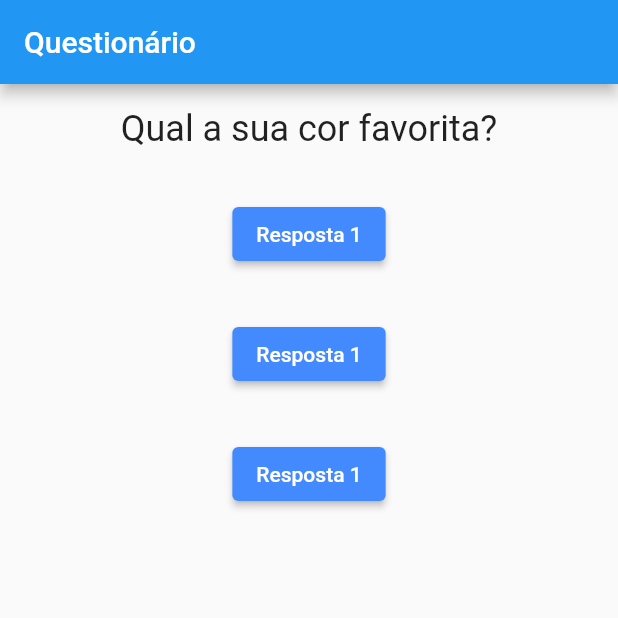
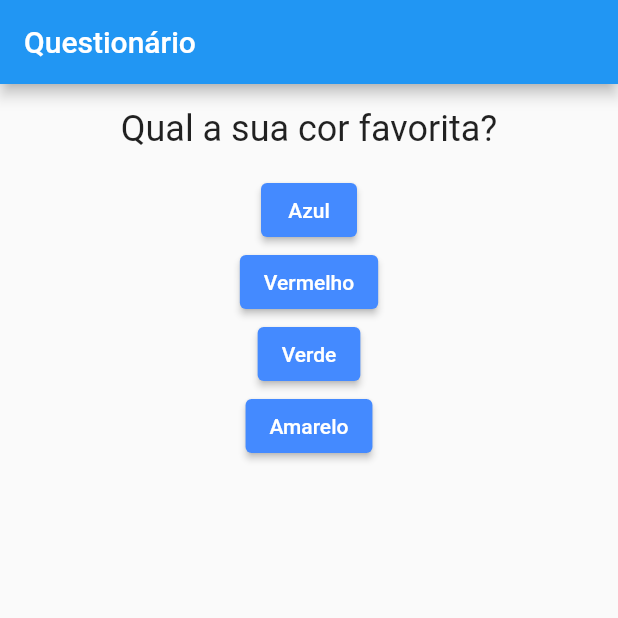
Before and after one commit to silveiraluisf/projeto_flutter_treino_4, a Flutter app: the screen it shows after launch, on a phone screen of 412 x 824 dp, the top half of it. Run offline on Flutter 3.47's test engine with Material 2 defaults, Android fonts, the phone set to English and light mode, and no system bars.

Commit message:
atualização das repostas funcionando

```diff
--- a/lib/answer.dart
+++ b/lib/answer.dart
@@ -1,8 +1,10 @@
 import 'package:flutter/material.dart';
 
 class Answer extends StatelessWidget {
-  final Function selectHandler;
-  Answer(this.selectHandler);
+  final VoidCallback selectHandler;
+  final String answerText;
+
+  Answer(this.selectHandler, this.answerText);
 
   @override
   Widget build(BuildContext context) {
@@ -11,7 +13,7 @@ class Answer extends StatelessWidget {
         backgroundColor: MaterialStateProperty.all(Colors.blueAccent),
       ),
       onPressed: selectHandler,
-      child: Text('Resposta 1'),
+      child: Text(answerText),
     );
   }
 }
--- a/lib/main.dart
+++ b/lib/main.dart
@@ -28,7 +28,7 @@ class _MyAppState extends State<MyApp> {
       },
       {
         'questionText': 'Qual o seu animal favorito?',
-        'answers': ['Azul', 'Vermelho', 'Verde', 'Amarelo'],
+        'answers': ['Tigre', 'Capivara', 'Unicórnio', 'Passarinho'],
       },
       {
         'questionText': 'Qual o seu carro favorito?',
@@ -44,21 +44,17 @@ class _MyAppState extends State<MyApp> {
         ),
         body: Center(
           child: Column(
-            crossAxisAlignment: CrossAxisAlignment.center,
             children: [
               Padding(
                 padding: const EdgeInsets.all(16.0),
-                child: Question(questions[_questionIndex]['questionText']),
+                child: Question(
+                  questions[_questionIndex]['questionText'],
+                ),
               ),
-              Padding(
-                  padding: const EdgeInsets.all(16.0),
-                  child: Answer(_answerQuestion)),
-              Padding(
-                  padding: const EdgeInsets.all(16.0),
-                  child: Answer(_answerQuestion)),
-              Padding(
-                  padding: const EdgeInsets.all(16.0),
-                  child: Answer(_answerQuestion)),
+              ...(questions[_questionIndex]['answers'] as List<String>)
+                  .map((answer) {
+                return Answer(_answerQuestion, answer);
+              }).toList()
             ],
           ),
         ),
--- a/pubspec.yaml
+++ b/pubspec.yaml
@@ -18,7 +18,7 @@ publish_to: 'none' # Remove this line if you wish to publish to pub.dev
 version: 1.0.0+1
 
 environment:
-  sdk: ">=2.11.0 <3.0.0"
+  sdk: ">=2.2.2 <3.0.0"
 
 dependencies:
   flutter:
```
